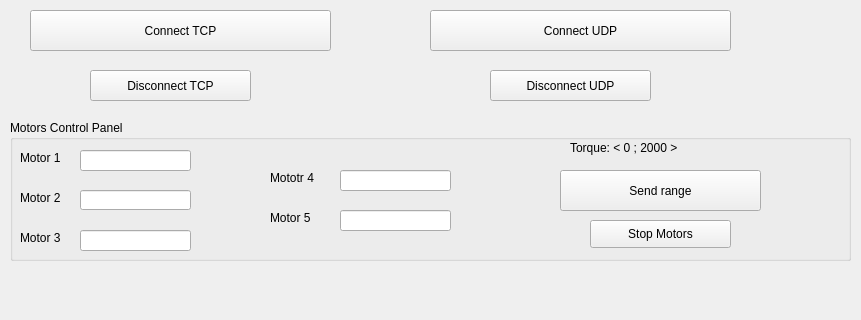
sq8vps/haller, file App/mainwindow.ui: the form before one commit; both pictures show x 0 to 861 and y 0 to 320 of the 1400 by 700 pixel window.
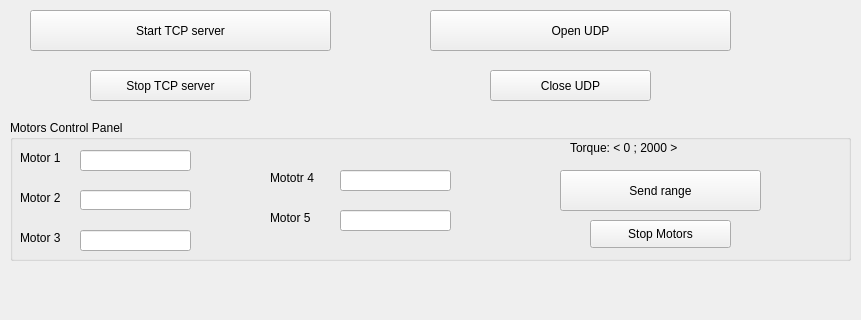
The form after the commit.

```diff
--- a/App/mainwindow.ui
+++ b/App/mainwindow.ui
@@ -34,7 +34,7 @@
      </rect>
     </property>
     <property name="text">
-     <string>Connect UDP</string>
+     <string>Open UDP</string>
     </property>
    </widget>
    <widget class="QPushButton" name="Disconnect">
@@ -47,7 +47,7 @@
      </rect>
     </property>
     <property name="text">
-     <string>Disconnect TCP</string>
+     <string>Stop TCP server</string>
     </property>
    </widget>
    <widget class="QLabel" name="label">
@@ -99,7 +99,7 @@
      </rect>
     </property>
     <property name="text">
-     <string>Connect TCP</string>
+     <string>Start TCP server</string>
     </property>
    </widget>
    <widget class="QPushButton" name="DisconnectUdp">
@@ -112,7 +112,7 @@
      </rect>
     </property>
     <property name="text">
-     <string>Disconnect UDP</string>
+     <string>Close UDP</string>
     </property>
    </widget>
    <widget class="QGroupBox" name="groupBox">
```
Left out of the diff: 2 changed lines with no effect on the pictures.
